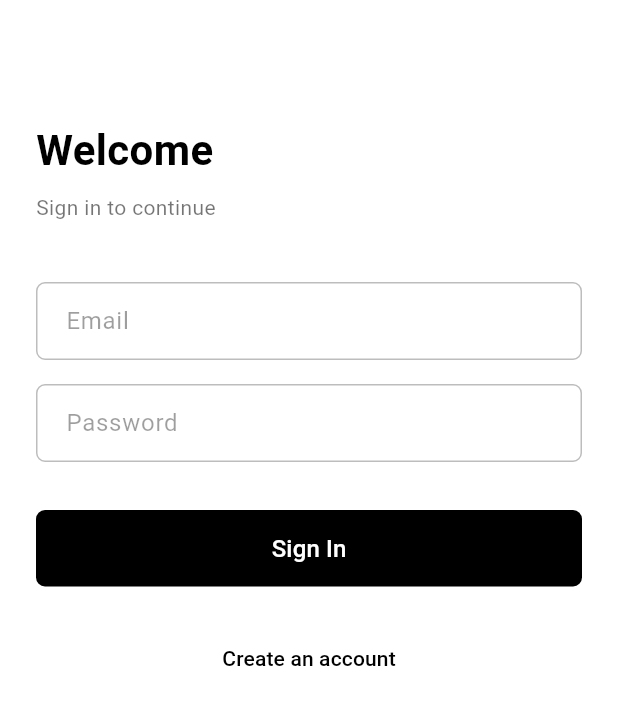
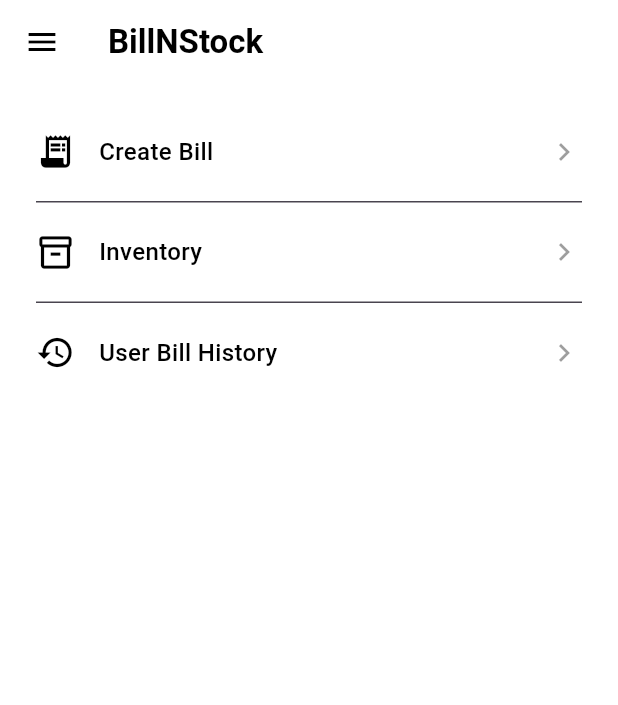
Before and after one commit to shivansh2603/BillNStock, a Flutter app: the screen it shows after launch, after a tap on "Sign In", on a phone screen of 412 x 824 dp. Shown: the top 705 px of the screen. Run offline on Flutter 3.47's test engine with Material 3 defaults, Android fonts, the phone set to English and light mode, and no system bars.

Commit message:
--made home screen and drawer and logout functinality

```diff
--- /dev/null
+++ b/lib/Util.dart
@@ -0,0 +1,21 @@
+import 'package:flutter/material.dart';
+
+Route smoothRoute(Widget page) {
+  return PageRouteBuilder(
+    transitionDuration: const Duration(milliseconds: 400),
+    pageBuilder: (_, animation, __) => page,
+    transitionsBuilder: (_, animation, __, child) {
+      final slide = Tween<Offset>(
+        begin: const Offset(0.0, 0.08),
+        end: Offset.zero,
+      ).animate(CurvedAnimation(parent: animation, curve: Curves.easeOutCubic));
+
+      final fade = Tween<double>(begin: 0.0, end: 1.0).animate(animation);
+
+      return FadeTransition(
+        opacity: fade,
+        child: SlideTransition(position: slide, child: child),
+      );
+    },
+  );
+}
--- /dev/null
+++ b/lib/home/home_screen.dart
@@ -0,0 +1,147 @@
+import 'package:bill_n_stock/Util.dart';
+import 'package:bill_n_stock/login/login.dart';
+import 'package:flutter/material.dart';
+import 'package:flutter/services.dart';
+
+class HomeScreen extends StatelessWidget {
+  const HomeScreen({super.key});
+
+  @override
+  Widget build(BuildContext context) {
+    return AnnotatedRegion<SystemUiOverlayStyle>(
+      value: SystemUiOverlayStyle.dark,
+      child: Scaffold(
+        backgroundColor: Colors.white,
+
+        // 🔹 APP BAR
+        appBar: AppBar(
+          backgroundColor: Colors.white,
+          elevation: 0,
+          title: const Text(
+            'BillNStock',
+            style: TextStyle(color: Colors.black, fontWeight: FontWeight.w600),
+          ),
+          iconTheme: const IconThemeData(color: Colors.black),
+        ),
+
+        drawer: Drawer(
+          backgroundColor: Colors.white,
+          child: SafeArea(
+            child: Column(
+              children: [
+                // 🔹 HEADER WITH CLOSE ICON
+                Padding(
+                  padding: const EdgeInsets.symmetric(horizontal: 8),
+                  child: Row(
+                    mainAxisAlignment: MainAxisAlignment.spaceBetween,
+                    children: [
+                      const SizedBox(width: 40), // balance spacing
+                      const Text(
+                        'Menu',
+                        style: TextStyle(
+                          fontSize: 18,
+                          fontWeight: FontWeight.w600,
+                          color: Colors.black,
+                        ),
+                      ),
+                      IconButton(
+                        icon: const Icon(Icons.close, color: Colors.black),
+                        onPressed: () {
+                          Navigator.pop(context); // 👈 close drawer
+                        },
+                      ),
+                    ],
+                  ),
+                ),
+
+                const Divider(height: 32),
+
+                // 🔹 LOGOUT ACTION
+                ListTile(
+                  leading: const Icon(Icons.logout, color: Colors.black),
+                  title: const Text(
+                    'Logout',
+                    style: TextStyle(
+                      fontSize: 16,
+                      fontWeight: FontWeight.w500,
+                      color: Colors.black,
+                    ),
+                  ),
+                  onTap: () {
+                    Navigator.pushAndRemoveUntil(
+                      context,
+                      smoothRoute(const SignInPage()),
+                      (route) => false,
+                    );
+                  },
+                ),
+                const Spacer(),
+              ],
+            ),
+          ),
+        ),
+        body: Padding(
+          padding: const EdgeInsets.symmetric(horizontal: 24),
+          child: Column(
+            children: [
+              const SizedBox(height: 12),
+
+              _homeCard(
+                title: 'Create Bill',
+                icon: Icons.receipt_long,
+                onTap: () {},
+              ),
+              const Divider(height: 1),
+
+              _homeCard(
+                title: 'Inventory',
+                icon: Icons.inventory_2_outlined,
+                onTap: () {},
+              ),
+              const Divider(height: 1),
+
+              _homeCard(
+                title: 'User Bill History',
+                icon: Icons.history,
+                onTap: () {},
+              ),
+            ],
+          ),
+        ),
+      ),
+    );
+  }
+
+  Widget _homeCard({
+    required String title,
+    required IconData icon,
+    required VoidCallback onTap,
+  }) {
+    return InkWell(
+      onTap: onTap,
+      child: Container(
+        width: double.infinity,
+        padding: const EdgeInsets.symmetric(vertical: 20),
+        child: Row(
+          children: [
+            Icon(icon, size: 26, color: Colors.black),
+            const SizedBox(width: 16),
+
+            Text(
+              title,
+              style: const TextStyle(
+                fontSize: 16,
+                fontWeight: FontWeight.w500,
+                color: Colors.black,
+              ),
+            ),
+
+            const Spacer(),
+
+            const Icon(Icons.chevron_right, color: Colors.black38),
+          ],
+        ),
+      ),
+    );
+  }
+}
--- a/lib/login/login.dart
+++ b/lib/login/login.dart
@@ -1,4 +1,6 @@
+import 'package:bill_n_stock/Util.dart';
 import 'package:bill_n_stock/create_account/create_account.dart';
+import 'package:bill_n_stock/home/home_screen.dart';
 import 'package:flutter/material.dart';
 import 'package:flutter/services.dart';
 
@@ -46,7 +48,10 @@ class SignInPage extends StatelessWidget {
                 SizedBox(
                   width: double.infinity,
                   child: ElevatedButton(
-                    onPressed: () {},
+                    onPressed: () {
+                      Navigator.push(context, smoothRoute(const HomeScreen()));
+                    },
+
                     style: ElevatedButton.styleFrom(
                       elevation: 0,
                       backgroundColor: Colors.black,
@@ -73,38 +78,7 @@ class SignInPage extends StatelessWidget {
                     onPressed: () {
                       Navigator.push(
                         context,
-                        PageRouteBuilder(
-                          transitionDuration: const Duration(milliseconds: 400),
-                          pageBuilder:
-                              (context, animation, secondaryAnimation) =>
-                                  const CreateAccountPage(),
-                          transitionsBuilder:
-                              (context, animation, secondaryAnimation, child) {
-                                final slide =
-                                    Tween<Offset>(
-                                      begin: const Offset(0.0, 0.1),
-                                      end: Offset.zero,
-                                    ).animate(
-                                      CurvedAnimation(
-                                        parent: animation,
-                                        curve: Curves.easeOutCubic,
-                                      ),
-                                    );
-
-                                final fade = Tween<double>(
-                                  begin: 0.0,
-                                  end: 1.0,
-                                ).animate(animation);
-
-                                return FadeTransition(
-                                  opacity: fade,
-                                  child: SlideTransition(
-                                    position: slide,
-                                    child: child,
-                                  ),
-                                );
-                              },
-                        ),
+                        smoothRoute(const CreateAccountPage()),
                       );
                     },
 
```
